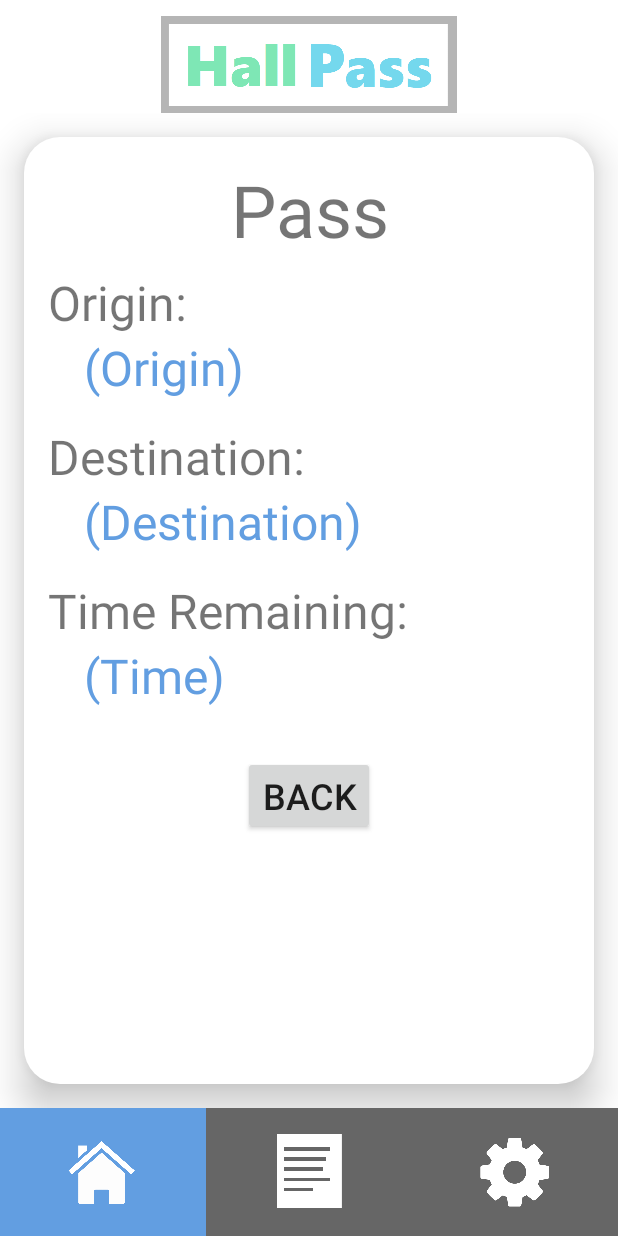
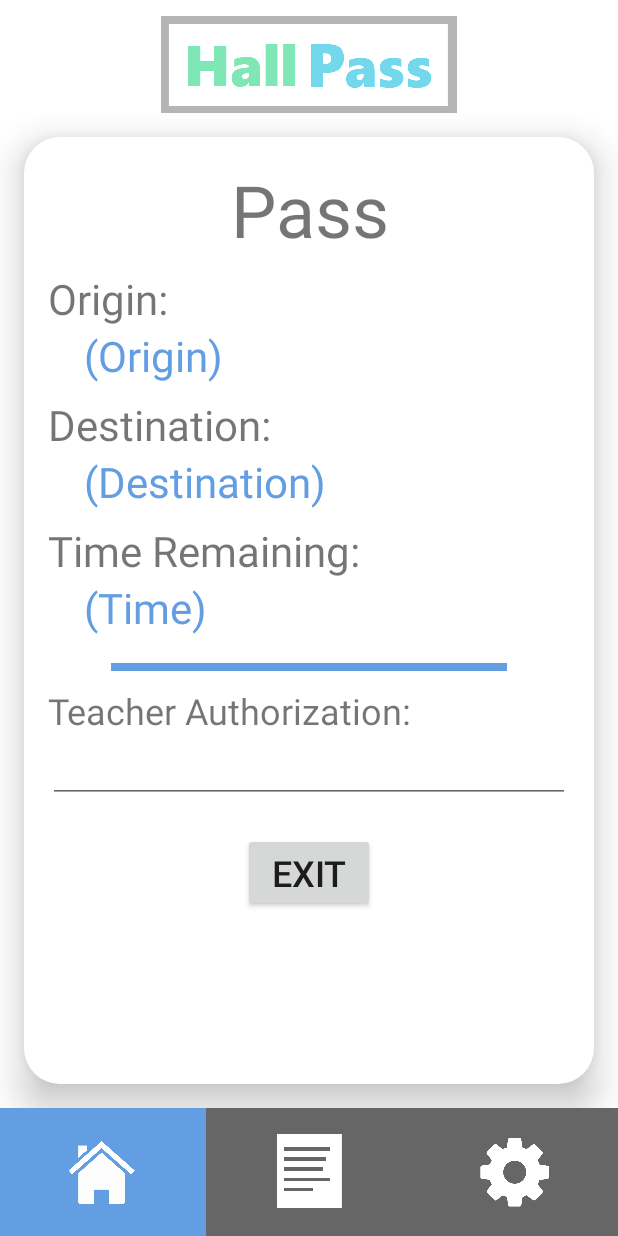
Before and after one commit to Roame/CAC-HallPass, an Android app: the fragment PassTimerFragment placed in its activity, on a phone screen of 412 x 824 dp. Run offline under Robolectric (Android 15) with nearby library versions, the light colour scheme and no system bars; 2 statements that could not run were skipped.

Commit message:
Updating github

```diff
--- a/app/src/main/java/com/hallpass/roame/cac_hallpass/MainActivity.java
+++ b/app/src/main/java/com/hallpass/roame/cac_hallpass/MainActivity.java
@@ -35,7 +35,7 @@ public class MainActivity extends AppCompatActivity implements FragCommunication
 
 
         mViewModel = ViewModelProviders.of(this).get(MainModel.class);
-        mViewModel.PSFragment.setPass(mViewModel.cPass);
+        mViewModel.PFFragment.setPass(mViewModel.cPass);
         mViewModel.PTFragment.setPass(mViewModel.cPass);
         mViewModel.cPass.setTimeComms(mViewModel.PTFragment);
 
@@ -114,9 +114,9 @@ public class MainActivity extends AppCompatActivity implements FragCommunication
     @Override
     public void swapToForm() {
         getSupportFragmentManager().beginTransaction()
-                .replace(R.id.fragment_display, mViewModel.PSFragment)
+                .replace(R.id.fragment_display, mViewModel.PFFragment)
                 .commit();
-        mViewModel.cPassTab = mViewModel.PSFragment;
+        mViewModel.cPassTab = mViewModel.PFFragment;
 
         mViewModel.cPass.stopTimer();
     }
--- a/app/src/main/java/com/hallpass/roame/cac_hallpass/fragments/PassTimerFragment.java
+++ b/app/src/main/java/com/hallpass/roame/cac_hallpass/fragments/PassTimerFragment.java
@@ -1,7 +1,6 @@
 package com.hallpass.roame.cac_hallpass.fragments;
 
 import android.content.Context;
-import android.graphics.Color;
 import android.media.MediaPlayer;
 import android.os.Bundle;
 import android.os.Handler;
@@ -12,6 +11,7 @@ import android.view.LayoutInflater;
 import android.view.View;
 import android.view.ViewGroup;
 import android.widget.Button;
+import android.widget.EditText;
 import android.widget.TextView;
 
 
@@ -19,10 +19,14 @@ import com.hallpass.roame.cac_hallpass.FragCommunication;
 import com.hallpass.roame.cac_hallpass.R;
 import com.hallpass.roame.cac_hallpass.models.BasicPass;
 
+import java.io.IOException;
+
 
 public class PassTimerFragment extends Fragment implements BasicPass.timerCommunication {
+    private String password  = "cya";
 
     private TextView originText, destinationText, timeText;
+    private EditText teacherDismiss;
     private Button backBtn;
     BasicPass cPass;
 
@@ -41,9 +45,11 @@ public class PassTimerFragment extends Fragment implements BasicPass.timerCommun
         destinationText = v.findViewById(R.id.destination_textview);
         timeText = v.findViewById(R.id.time_textview);
 
+        teacherDismiss = v.findViewById(R.id.teacher_dismiss);
+
         backBtn = v. findViewById(R.id.back_btn);
 
-        backBtn.setOnClickListener(backBtnListener());
+        backBtn.setOnClickListener(exitBtnListener());
 
         displayInfo();
         return v;
@@ -57,30 +63,37 @@ public class PassTimerFragment extends Fragment implements BasicPass.timerCommun
         mp.setLooping(true);
     }
 
+
+
     public void setPass(BasicPass cPass){
         this.cPass = cPass;
     }
 
 
-    private View.OnClickListener backBtnListener(){
+    private View.OnClickListener exitBtnListener(){
         View.OnClickListener listener = new View.OnClickListener() {
             @Override
             public void onClick(View v) {
-                cPass.stopTimer();
-                mp.stop();
-                mp.release();
-                FC.swapToForm();
+                if(teacherDismiss.getText().toString().equals(password)) {
+                    cPass.stopTimer();
+                    stopMedia();
+                    teacherDismiss.getText().clear();
+                    FC.swapToForm();
+                }
             }
         };
-
         return listener;
     }
 
-    public void displayInfo() {
+    private void displayInfo() {
         originText.setText(cPass.origin);
         destinationText.setText(cPass.destination);
     }
 
+    private void stopMedia(){
+        mp.release();
+        mp = null;
+    }
 
 
     @Override
@@ -103,5 +116,4 @@ public class PassTimerFragment extends Fragment implements BasicPass.timerCommun
             }
         }, 100);
     }
-
 }
--- a/app/src/main/java/com/hallpass/roame/cac_hallpass/models/MainModel.java
+++ b/app/src/main/java/com/hallpass/roame/cac_hallpass/models/MainModel.java
@@ -16,12 +16,12 @@ public class MainModel extends ViewModel {
     public HeaderFragment HFragment = new HeaderFragment();
 
     public HomePageFragment HomeFragment = new HomePageFragment();
-    public PassFormFragment PSFragment = new PassFormFragment();
+    public PassFormFragment PFFragment = new PassFormFragment();
     public PassTimerFragment PTFragment = new PassTimerFragment();
     public SettingsFragment SFragment = new SettingsFragment();
 
     public Fragment cFragment = HomeFragment;
-    public Fragment cPassTab = PSFragment;
+    public Fragment cPassTab = PFFragment;
 
     public BasicPass cPass = new BasicPass();
 
--- a/app/src/main/res/layout/home_fragment.xml
+++ b/app/src/main/res/layout/home_fragment.xml
@@ -19,6 +19,6 @@
         android:layout_height="wrap_content"
         android:layout_margin="20dp"
         android:textSize="20dp"
-        android:text="      [insert app name] is an app designed to help regulate the movement of students, both in and outside of the classroom."/>
+        android:text="         Hall Pass is an app designed to help regulate the movement of students, both in and outside of the classroom."/>
 
 </LinearLayout>
--- a/app/src/main/res/layout/pass_timer_fragment.xml
+++ b/app/src/main/res/layout/pass_timer_fragment.xml
@@ -21,7 +21,7 @@
         android:paddingLeft="8dp"
         android:paddingRight="8dp"
         android:text="Origin: "
-        android:textSize="32dp"/>
+        android:textSize="28dp"/>
 
     <TextView
         android:id="@+id/origin_textview"
@@ -29,10 +29,10 @@
         android:layout_height="wrap_content"
         android:paddingLeft="32dp"
         android:paddingRight="8dp"
-        android:layout_marginBottom="16dp"
+        android:layout_marginBottom="8dp"
         android:textColor="#629ee1"
         android:text="(Origin)"
-        android:textSize="32dp"/>
+        android:textSize="28dp"/>
 
 
 
@@ -42,7 +42,7 @@
         android:paddingLeft="8dp"
         android:paddingRight="8dp"
         android:text="Destination: "
-        android:textSize="32dp"/>
+        android:textSize="28dp"/>
 
     <TextView
         android:id="@+id/destination_textview"
@@ -50,10 +50,10 @@
         android:layout_height="wrap_content"
         android:paddingLeft="32dp"
         android:paddingRight="8dp"
-        android:layout_marginBottom="16dp"
+        android:layout_marginBottom="8dp"
         android:textColor="#629ee1"
         android:text="(Destination)"
-        android:textSize="32dp"/>
+        android:textSize="28dp"/>
 
 
 
@@ -63,7 +63,7 @@
         android:paddingLeft="8dp"
         android:paddingRight="8dp"
         android:text="Time Remaining: "
-        android:textSize="32dp"/>
+        android:textSize="28dp"/>
 
     <TextView
         android:id="@+id/time_textview"
@@ -71,10 +71,42 @@
         android:layout_height="wrap_content"
         android:paddingLeft="32dp"
         android:paddingRight="8dp"
-        android:layout_marginBottom="16dp"
+        android:layout_marginBottom="8dp"
         android:textColor="#629ee1"
         android:text="(Time)"
-        android:textSize="32dp"/>
+        android:textSize="28dp"/>
+
+
+    <LinearLayout
+        android:layout_width="match_parent"
+        android:layout_height="25dp"
+        android:gravity="center_vertical">
+
+        <View
+            android:layout_width="match_parent"
+            android:layout_marginLeft="50dp"
+            android:layout_marginRight="50dp"
+            android:layout_height="5dp"
+            android:background="#629ee1"/>
+    </LinearLayout>
+
+
+    <TextView
+        android:layout_width="match_parent"
+        android:layout_height="wrap_content"
+        android:layout_marginLeft="8dp"
+        android:layout_marginRight="8dp"
+        android:text="Teacher Authorization:"
+        android:textSize="24dp"/>
+
+    <EditText
+        android:id = "@+id/teacher_dismiss"
+        android:layout_width="match_parent"
+        android:layout_height="wrap_content"
+        android:layout_marginLeft="8dp"
+        android:layout_marginRight="8dp"
+        android:layout_marginBottom="4dp"
+        android:inputType="textPassword"/>
 
 
     <Button
@@ -83,7 +115,7 @@
         android:layout_height="wrap_content"
         android:layout_marginTop="16dp"
         android:layout_gravity="center_horizontal"
-        android:text="Back"
+        android:text="Exit"
         android:textSize="24dp"/>
 
 
--- a/build.gradle
+++ b/build.gradle
@@ -7,7 +7,7 @@ buildscript {
         jcenter()
     }
     dependencies {
-        classpath 'com.android.tools.build:gradle:3.5.0'
+        classpath 'com.android.tools.build:gradle:3.5.1'
 
 
         // NOTE: Do not place your application dependencies here; they belong
```
